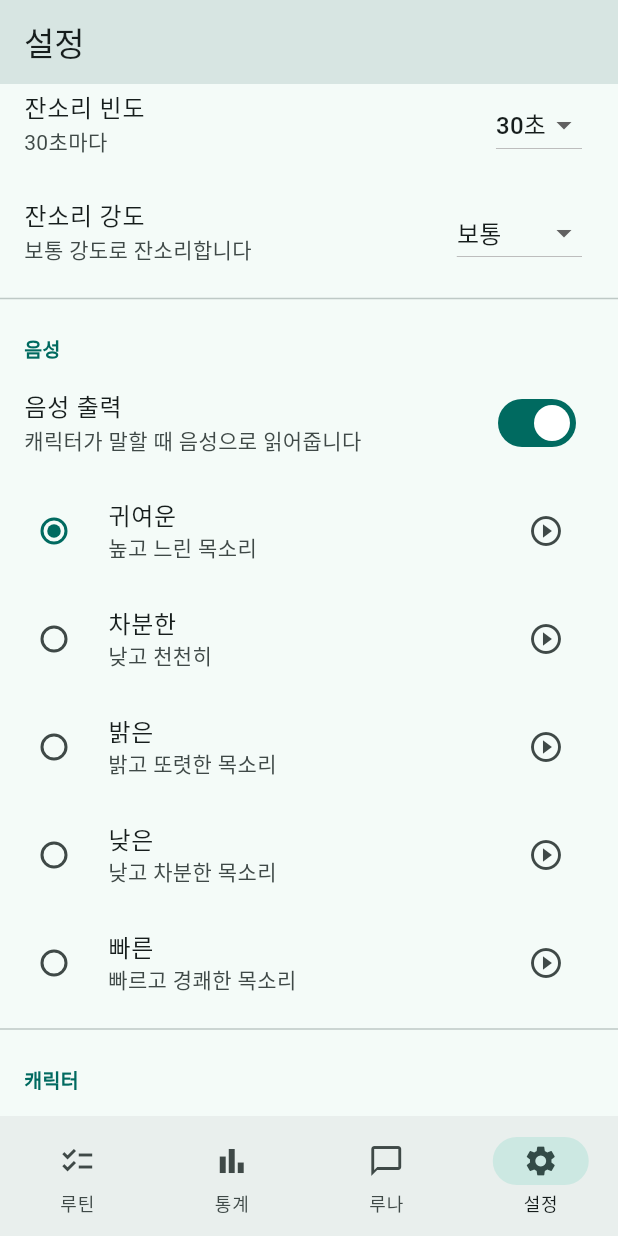
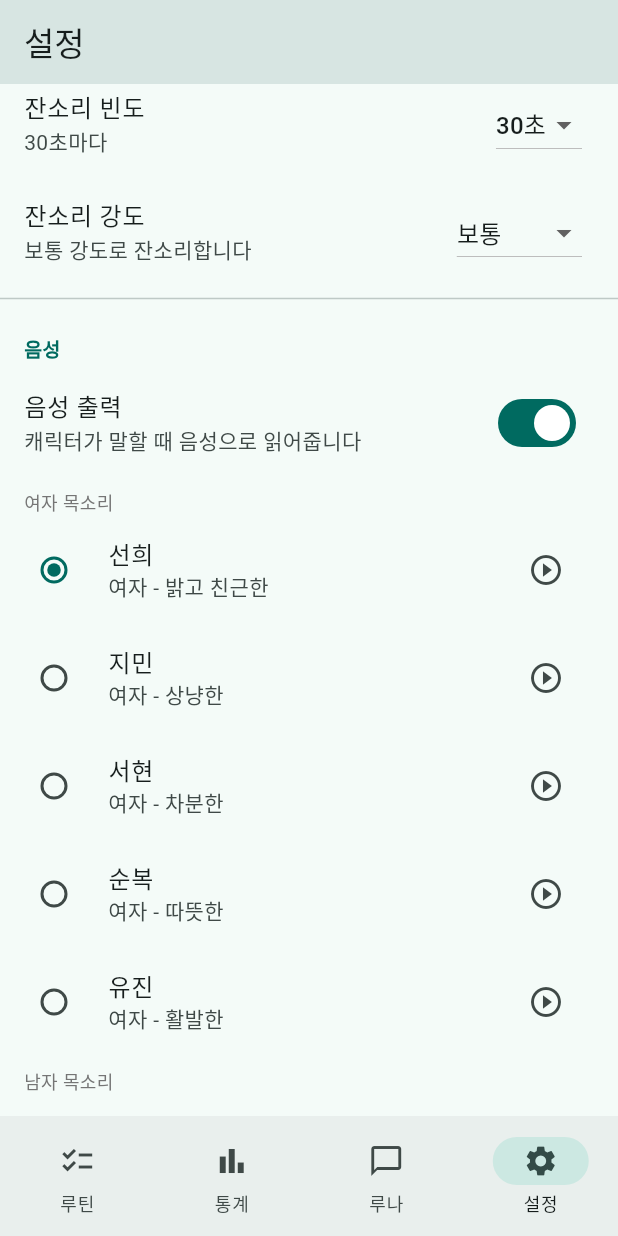
Before and after one commit to limsm7072/ai-character, a Flutter app: the screen it shows after launch, item 4 of the bottom bar chosen, scrolled down 576 dp, after a tap on the "play circle outline" icon, on a phone screen of 412 x 824 dp. Run offline on Flutter 3.47's test engine with Material 3 defaults, Android fonts, the phone set to English and light mode, and no system bars; our stand-ins replace flutter_tts, google_generative_ai, shared_preferences, speech_to_text; missing offline and left inert: flutter_overlay_window, spine_flutter; network calls fail.

Commit message:
Edge TTS 도입: 9개 한국어 음성 (남녀 다양한 목소리)
- EdgeTtsService: Microsoft Edge Read Aloud WebSocket 클라이언트
- 한국어 9개 음성: 선희, 인준, 현수, 봉진, 국민, 지민, 서현, 순복, 유진
- 여자/남자 카테고리 분리된 설정 UI
- Android MediaPlayer MethodChannel로 MP3 재생
- flutter_tts 폴백 (오프라인 시)
- 외부 오디오 패키지 없이 순수 구현

Co-Authored-By: Claude Opus 4.6 <noreply@anthropic.com>

```diff
--- a/lib/screens/settings_screen.dart
+++ b/lib/screens/settings_screen.dart
@@ -200,31 +200,24 @@ class _SettingsScreenState extends State<SettingsScreen> {
               setState(() {});
             },
           ),
-          ...voicePresets.map((preset) {
-            final isSelected =
-                widget.settingsService.voicePreset == preset.id;
-            return RadioListTile<String>(
-              title: Text(preset.label),
-              subtitle: Text(preset.description),
-              value: preset.id,
-              groupValue: widget.settingsService.voicePreset,
-              secondary: IconButton(
-                icon: const Icon(Icons.play_circle_outline),
-                tooltip: '미리 듣기',
-                onPressed: () async {
-                  await widget.ttsService.applyPreset(preset.id);
-                  await widget.ttsService.speak('안녕! 나는 루나야. 오늘도 파이팅!');
-                },
-              ),
-              onChanged: (v) async {
-                if (v != null) {
-                  await widget.settingsService.setVoicePreset(v);
-                  await widget.ttsService.applyPreset(v);
-                  setState(() {});
-                }
-              },
-            );
-          }),
+          // Female voices
+          Padding(
+            padding: const EdgeInsets.fromLTRB(16, 8, 16, 0),
+            child: Text('여자 목소리',
+                style: TextStyle(fontSize: 12, color: Colors.grey[600])),
+          ),
+          ...voicePresets
+              .where((p) => p.gender == 'female')
+              .map((preset) => _buildVoiceTile(preset)),
+          // Male voices
+          Padding(
+            padding: const EdgeInsets.fromLTRB(16, 8, 16, 0),
+            child: Text('남자 목소리',
+                style: TextStyle(fontSize: 12, color: Colors.grey[600])),
+          ),
+          ...voicePresets
+              .where((p) => p.gender == 'male')
+              .map((preset) => _buildVoiceTile(preset)),
           const Divider(),
 
           // Character Selection
@@ -347,6 +340,30 @@ class _SettingsScreenState extends State<SettingsScreen> {
     );
   }
 
+  Widget _buildVoiceTile(VoicePreset preset) {
+    return RadioListTile<String>(
+      title: Text(preset.label),
+      subtitle: Text(preset.description),
+      value: preset.id,
+      groupValue: widget.settingsService.voicePreset,
+      secondary: IconButton(
+        icon: const Icon(Icons.play_circle_outline),
+        tooltip: '미리 듣기',
+        onPressed: () async {
+          await widget.ttsService.applyPreset(preset.id);
+          await widget.ttsService.speak('안녕! 나는 루나야. 오늘도 파이팅!');
+        },
+      ),
+      onChanged: (v) async {
+        if (v != null) {
+          await widget.settingsService.setVoicePreset(v);
+          await widget.ttsService.applyPreset(v);
+          setState(() {});
+        }
+      },
+    );
+  }
+
   String _intensityLabel(int level) {
     switch (level) {
       case 0:
--- /dev/null
+++ b/lib/services/edge_tts_service.dart
@@ -0,0 +1,169 @@
+import 'dart:async';
+import 'dart:convert';
+import 'dart:typed_data';
+import 'package:crypto/crypto.dart';
+import 'package:uuid/uuid.dart';
+import 'package:web_socket_channel/web_socket_channel.dart';
+
+/// Pure Dart Edge TTS client using WebSocket.
+/// Connects to Microsoft Edge's Read Aloud backend (free, no API key).
+class EdgeTtsService {
+  static const _trustedClientToken = '6A5AA1D4EAFF4E9FB37E23D68491D6F4';
+  static const _wsBase =
+      'wss://speech.platform.bing.com/consumer/speech/synthesize/readaloud/edge/v1';
+  static const _outputFormat = 'audio-24khz-48kbitrate-mono-mp3';
+  static const _chromiumVersion = '130.0.2849.68';
+
+  static const _uuid = Uuid();
+
+  /// Synthesize [text] to MP3 bytes using the given [voice].
+  ///
+  /// [rate] e.g. '+0%', '+20%', '-10%'
+  /// [pitch] e.g. '+0Hz', '+10Hz', '-5Hz'
+  /// [volume] e.g. '+0%'
+  Future<Uint8List> synthesize(
+    String text, {
+    String voice = 'ko-KR-SunHiNeural',
+    String rate = '+0%',
+    String pitch = '+0Hz',
+    String volume = '+0%',
+  }) async {
+    if (text.trim().isEmpty) return Uint8List(0);
+
+    final connId = _uuid.v4().replaceAll('-', '');
+    final secMsGec = _generateSecMsGec();
+
+    final uri = Uri.parse(
+      '$_wsBase'
+      '?TrustedClientToken=$_trustedClientToken'
+      '&Sec-MS-GEC=$secMsGec'
+      '&Sec-MS-GEC-Version=1-$_chromiumVersion'
+      '&ConnectionId=$connId',
+    );
+
+    final channel = WebSocketChannel.connect(uri);
+    await channel.ready;
+
+    final audioChunks = <Uint8List>[];
+    final completer = Completer<Uint8List>();
+
+    // 1. Send speech.config
+    final timestamp = _rfc1123Timestamp();
+    channel.sink.add(
+      'X-Timestamp:$timestamp\r\n'
+      'Content-Type:application/json; charset=utf-8\r\n'
+      'Path:speech.config\r\n\r\n'
+      '{"context":{"synthesis":{"audio":{"metadataoptions":'
+      '{"sentenceBoundaryEnabled":"false","wordBoundaryEnabled":"true"},'
+      '"outputFormat":"$_outputFormat"}}}}',
+    );
+
+    // 2. Send SSML
+    final requestId = _uuid.v4().replaceAll('-', '');
+    final escapedText = _escapeXml(text);
+    channel.sink.add(
+      'X-RequestId:$requestId\r\n'
+      'Content-Type:application/ssml+xml\r\n'
+      'X-Timestamp:${timestamp}Z\r\n'
+      'Path:ssml\r\n\r\n'
+      '<speak version="1.0" xmlns="http://www.w3.org/2001/10/synthesis" xml:lang="ko-KR">'
+      '<voice name="$voice">'
+      '<prosody pitch="$pitch" rate="$rate" volume="$volume">'
+      '$escapedText'
+      '</prosody>'
+      '</voice>'
+      '</speak>',
+    );
+
+    // 3. Listen for audio data
+    channel.stream.listen(
+      (data) {
+        if (data is List<int>) {
+          // Binary message: [2-byte header length][header text][audio bytes]
+          final bytes = Uint8List.fromList(data);
+          if (bytes.length > 2) {
+            final headerLen = (bytes[0] << 8) | bytes[1];
+            final audioStart = 2 + headerLen;
+            if (audioStart <= bytes.length) {
+              final header = utf8.decode(bytes.sublist(2, audioStart));
+              if (header.contains('Path:audio')) {
+                audioChunks.add(bytes.sublist(audioStart));
+              }
+            }
+          }
+        } else if (data is String) {
+          if (data.contains('Path:turn.end')) {
+            _completeWith(completer, audioChunks);
+          }
+        }
+      },
+      onError: (e) {
+        if (!completer.isCompleted) completer.completeError(e);
+      },
+      onDone: () {
+        _completeWith(completer, audioChunks);
+      },
+    );
+
+    try {
+      final result = await completer.future.timeout(
+        const Duration(seconds: 15),
+      );
+      await channel.sink.close();
+      return result;
+    } catch (e) {
+      await channel.sink.close();
+      rethrow;
+    }
+  }
+
+  void _completeWith(Completer<Uint8List> completer, List<Uint8List> chunks) {
+    if (completer.isCompleted) return;
+    if (chunks.isEmpty) {
+      completer.completeError('No audio data received');
+      return;
+    }
+    final totalLen = chunks.fold<int>(0, (sum, c) => sum + c.length);
+    final result = Uint8List(totalLen);
+    var offset = 0;
+    for (final chunk in chunks) {
+      result.setRange(offset, offset + chunk.length, chunk);
+      offset += chunk.length;
+    }
+    completer.complete(result);
+  }
+
+  /// Generate Sec-MS-GEC authentication token.
+  String _generateSecMsGec() {
+    const winEpoch = 11644473600; // seconds between 1601-01-01 and 1970-01-01
+    final nowSec = DateTime.now().millisecondsSinceEpoch / 1000;
+    var ticks = ((nowSec + winEpoch) * 10000000).toInt();
+    ticks -= ticks % 3000000000; // Round to nearest 5 minutes
+    final strToHash = '$ticks$_trustedClientToken';
+    return sha256.convert(utf8.encode(strToHash)).toString().toUpperCase();
+  }
+
+  String _rfc1123Timestamp() {
+    final now = DateTime.now().toUtc();
+    const days = ['Mon', 'Tue', 'Wed', 'Thu', 'Fri', 'Sat', 'Sun'];
+    const months = [
+      'Jan', 'Feb', 'Mar', 'Apr', 'May', 'Jun',
+      'Jul', 'Aug', 'Sep', 'Oct', 'Nov', 'Dec',
+    ];
+    return '${days[now.weekday - 1]}, '
+        '${now.day.toString().padLeft(2, '0')} '
+        '${months[now.month - 1]} ${now.year} '
+        '${now.hour.toString().padLeft(2, '0')}:'
+        '${now.minute.toString().padLeft(2, '0')}:'
+        '${now.second.toString().padLeft(2, '0')} GMT';
+  }
+
+  String _escapeXml(String text) {
+    return text
+        .replaceAll('&', '&amp;')
+        .replaceAll('<', '&lt;')
+        .replaceAll('>', '&gt;')
+        .replaceAll('"', '&quot;')
+        .replaceAll("'", '&apos;');
+  }
+}
--- a/lib/services/settings_service.dart
+++ b/lib/services/settings_service.dart
@@ -40,7 +40,7 @@ class SettingsService {
   Future<void> setSelectedCharacter(String characterId) =>
       _prefs.setString(_selectedCharacterKey, characterId);
 
-  String get voicePreset => _prefs.getString(_voicePresetKey) ?? 'cute';
+  String get voicePreset => _prefs.getString(_voicePresetKey) ?? 'sunhi';
   Future<void> setVoicePreset(String preset) =>
       _prefs.setString(_voicePresetKey, preset);
 }
--- a/lib/services/tts_service.dart
+++ b/lib/services/tts_service.dart
@@ -1,103 +1,116 @@
 import 'dart:async';
+import 'dart:io';
+import 'package:flutter/services.dart';
 import 'package:flutter_tts/flutter_tts.dart';
+import 'edge_tts_service.dart';
 
-/// Voice preset definition.
+/// Edge TTS voice definition.
 class VoicePreset {
   final String id;
   final String label;
   final String description;
-  final double pitch;
-  final double rate;
+  final String voiceName;
+  final String gender;
+  final String rate;
+  final String pitch;
 
   const VoicePreset({
     required this.id,
     required this.label,
     required this.description,
-    required this.pitch,
-    required this.rate,
+    required this.voiceName,
+    required this.gender,
+    this.rate = '+0%',
+    this.pitch = '+0Hz',
   });
 }
 
-/// Available voice presets.
+/// Available Korean Edge TTS voices.
 const voicePresets = [
   VoicePreset(
-    id: 'cute',
-    label: '귀여운',
-    description: '높고 느린 목소리',
-    pitch: 1.4,
-    rate: 0.45,
+    id: 'sunhi',
+    label: '선희',
+    description: '여자 - 밝고 친근한',
+    voiceName: 'ko-KR-SunHiNeural',
+    gender: 'female',
   ),
   VoicePreset(
-    id: 'calm',
-    label: '차분한',
-    description: '낮고 천천히',
-    pitch: 1.0,
-    rate: 0.4,
+    id: 'injoon',
+    label: '인준',
+    description: '남자 - 차분한',
+    voiceName: 'ko-KR-InJoonNeural',
+    gender: 'male',
   ),
   VoicePreset(
-    id: 'bright',
-    label: '밝은',
-    description: '밝고 또렷한 목소리',
-    pitch: 1.2,
-    rate: 0.5,
+    id: 'hyunsu',
+    label: '현수',
+    description: '남자 - 중후한',
+    voiceName: 'ko-KR-HyunsuNeural',
+    gender: 'male',
   ),
   VoicePreset(
-    id: 'deep',
-    label: '낮은',
-    description: '낮고 차분한 목소리',
-    pitch: 0.8,
-    rate: 0.45,
+    id: 'bongjin',
+    label: '봉진',
+    description: '남자 - 나이든',
+    voiceName: 'ko-KR-BongJinNeural',
+    gender: 'male',
   ),
   VoicePreset(
-    id: 'fast',
-    label: '빠른',
-    description: '빠르고 경쾌한 목소리',
-    pitch: 1.1,
-    rate: 0.65,
+    id: 'gookmin',
+    label: '국민',
+    description: '남자 - 힘있는',
+    voiceName: 'ko-KR-GookMinNeural',
+    gender: 'male',
+  ),
+  VoicePreset(
+    id: 'jimin',
+    label: '지민',
+    description: '여자 - 상냥한',
+    voiceName: 'ko-KR-JiMinNeural',
+    gender: 'female',
+  ),
+  VoicePreset(
+    id: 'seohyeon',
+    label: '서현',
+    description: '여자 - 차분한',
+    voiceName: 'ko-KR-SeoHyeonNeural',
+    gender: 'female',
+  ),
+  VoicePreset(
+    id: 'soonbok',
+    label: '순복',
+    description: '여자 - 따뜻한',
+    voiceName: 'ko-KR-SoonBokNeural',
+    gender: 'female',
+  ),
+  VoicePreset(
+    id: 'yujin',
+    label: '유진',
+    description: '여자 - 활발한',
+    voiceName: 'ko-KR-YuJinNeural',
+    gender: 'female',
   ),
 ];
 
-/// Text-to-Speech service for Korean voice output.
+/// TTS service using Edge TTS (primary) with flutter_tts fallback.
 class TtsService {
-  final FlutterTts _tts = FlutterTts();
-  bool _isInitialized = false;
+  static const _audioChannel =
+      MethodChannel('com.aicharacter.ai_character/audio');
+
+  final EdgeTtsService _edgeTts = EdgeTtsService();
+  final FlutterTts _flutterTts = FlutterTts();
+
   bool _isSpeaking = false;
-  final _speakCompleter = <Completer<void>>[];
+  bool _flutterTtsInitialized = false;
 
-  /// Currently active pitch and rate, re-applied before every speak.
-  double _currentPitch = 1.4;
-  double _currentRate = 0.45;
+  String _currentVoice = 'ko-KR-SunHiNeural';
+  String _currentRate = '+0%';
+  String _currentPitch = '+0Hz';
 
   bool get isSpeaking => _isSpeaking;
 
-  Future<void> initialize() async {
-    if (_isInitialized) return;
-
-    await _tts.setLanguage('ko-KR');
-    await _tts.setVolume(1.0);
-
-    _tts.setStartHandler(() {
-      _isSpeaking = true;
-    });
-
-    _tts.setCompletionHandler(() {
-      _isSpeaking = false;
-      for (final c in _speakCompleter) {
-        if (!c.isCompleted) c.complete();
-      }
-      _speakCompleter.clear();
-    });
-
-    _tts.setErrorHandler((msg) {
-      _isSpeaking = false;
-      for (final c in _speakCompleter) {
-        if (!c.isCompleted) c.complete();
-      }
-      _speakCompleter.clear();
-    });
-
-    _isInitialized = true;
-  }
+  /// Initialize (kept for backward compatibility).
+  Future<void> initialize() async {}
 
   /// Apply a voice preset by ID.
   Future<void> applyPreset(String presetId) async {
@@ -105,33 +118,75 @@ class TtsService {
       (p) => p.id == presetId,
       orElse: () => voicePresets.first,
     );
+    _currentVoice = preset.voiceName;
+    _currentRate = preset.rate;
     _currentPitch = preset.pitch;
-    _currentRate = preset.rate;
-    await _tts.setPitch(_currentPitch);
-    await _tts.setSpeechRate(_currentRate);
   }
 
-  /// Speak the given text and wait for completion.
+  /// Speak text using Edge TTS, falling back to flutter_tts on failure.
   Future<void> speak(String text) async {
-    if (!_isInitialized) await initialize();
+    if (text.trim().isEmpty) return;
 
-    // Stop any current speech
-    if (_isSpeaking) {
-      await _tts.stop();
+    await stop();
+
+    final cleaned = _cleanForTts(text);
+    _isSpeaking = true;
+
+    try {
+      final mp3Bytes = await _edgeTts.synthesize(
+        cleaned,
+        voice: _currentVoice,
+        rate: _currentRate,
+        pitch: _currentPitch,
+      );
+
+      if (mp3Bytes.isEmpty) throw Exception('Empty audio');
+
+      // Write to app cache dir
+      final cacheDir = Directory.systemTemp;
+      final tempFile = File('${cacheDir.path}/edge_tts_output.mp3');
+      await tempFile.writeAsBytes(mp3Bytes);
+
+      await _audioChannel.invokeMethod('playFile', {
+        'path': tempFile.path,
+      });
+
+      // Estimate playback duration from file size
+      // MP3 at 48kbps: ~6000 bytes/sec
+      final estimatedMs = (mp3Bytes.length / 6.0).round();
+      await Future.delayed(Duration(milliseconds: estimatedMs));
+      _isSpeaking = false;
+    } catch (_) {
+      // Fallback to flutter_tts
+      await _speakWithFlutterTts(cleaned);
+    }
+  }
+
+  Future<void> _speakWithFlutterTts(String text) async {
+    if (!_flutterTtsInitialized) {
+      await _flutterTts.setLanguage('ko-KR');
+      await _flutterTts.setVolume(1.0);
+      await _flutterTts.setPitch(1.2);
+      await _flutterTts.setSpeechRate(0.5);
+      _flutterTtsInitialized = true;
     }
 
-    // Re-apply pitch/rate every time (Android TTS can reset in background)
-    await _tts.setPitch(_currentPitch);
-    await _tts.setSpeechRate(_currentRate);
+    final completer = Completer<void>();
 
-    final completer = Completer<void>();
-    _speakCompleter.add(completer);
+    _flutterTts.setCompletionHandler(() {
+      _isSpeaking = false;
+      if (!completer.isCompleted) completer.complete();
+    });
 
-    await _tts.speak(_cleanForTts(text));
-    return completer.future;
+    _flutterTts.setErrorHandler((msg) {
+      _isSpeaking = false;
+      if (!completer.isCompleted) completer.complete();
+    });
+
+    await _flutterTts.speak(text);
+    await completer.future;
   }
 
-  /// Remove special characters that TTS reads literally (e.g. ~ → "물결표").
   String _cleanForTts(String text) {
     return text
         .replaceAll(RegExp(r'[~～♥♡★☆♪♬◆◇●○■□▶▷△▲▽▼←→↑↓]'), '')
@@ -145,11 +200,14 @@ class TtsService {
   }
 
   Future<void> stop() async {
-    await _tts.stop();
     _isSpeaking = false;
+    try {
+      await _audioChannel.invokeMethod('stop');
+    } catch (_) {}
+    await _flutterTts.stop();
   }
 
   Future<void> dispose() async {
-    await _tts.stop();
+    await stop();
   }
 }
--- a/pubspec.yaml
+++ b/pubspec.yaml
@@ -40,6 +40,9 @@ dependencies:
   flutter_overlay_window: ^0.5.0
   speech_to_text: ^7.3.0
   spine_flutter: ^4.2.30
+  web_socket_channel: ^3.0.2
+  uuid: ^4.5.1
+  crypto: ^3.0.6
 
 dev_dependencies:
   flutter_test:
```
Also changed, not shown: pubspec.lock, 1 other file.
